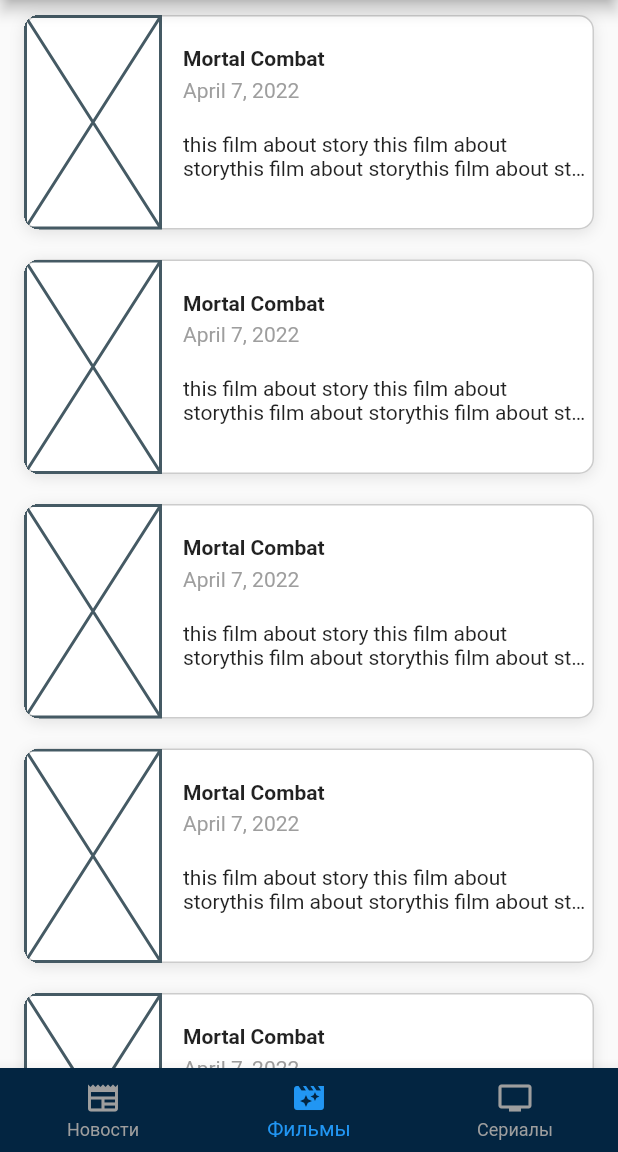
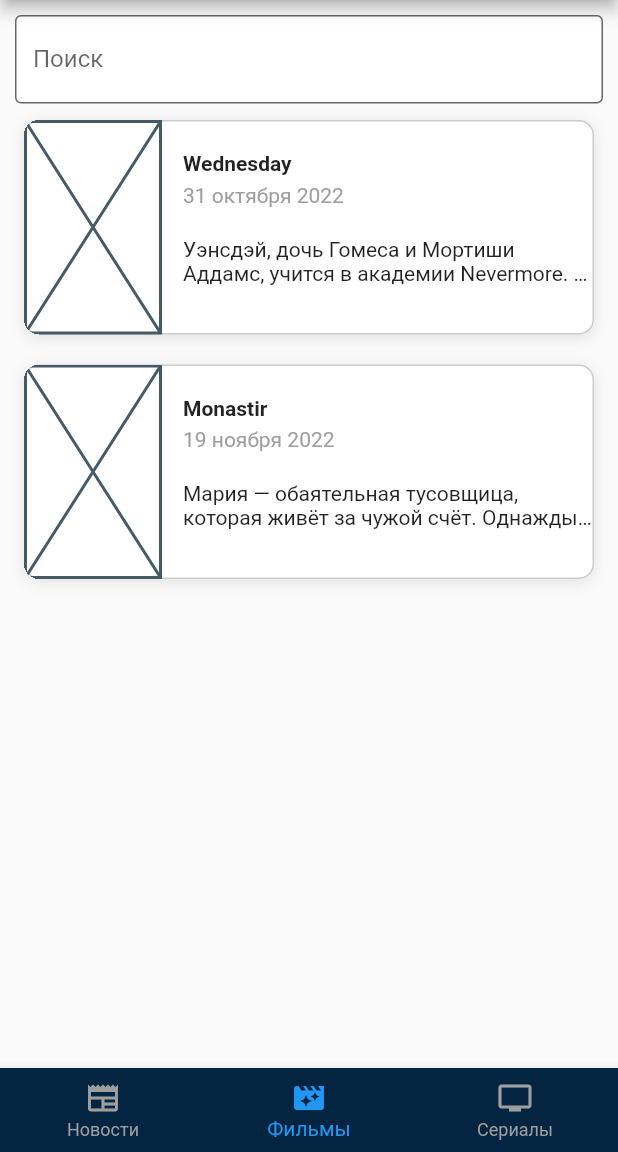
Before and after one commit to s1mplesanya/flutter_basics, a Flutter app: the MainScreenWidget screen opened by its route, item 2 of the bottom bar chosen, on a phone screen of 412 x 824 dp, the part 84-1236 px from its top. Run offline on Flutter 3.47's test engine with Material 2 defaults, Android fonts, the phone set to English and light mode, and no system bars.

Commit message:
add search movies

```diff
--- a/lib/widgets/main_screen/main_screen_widget.dart
+++ b/lib/widgets/main_screen/main_screen_widget.dart
@@ -19,20 +19,19 @@ class _MainScreenWidgetState extends State<MainScreenWidget> {
     });
   }
 
-  static const List<Widget> pages = <Widget>[
-    Text('Новости'),
-    MovieListWidget(),
-    Text('Сериалы'),
-  ];
-
   @override
   Widget build(BuildContext context) {
     return Scaffold(
       appBar: AppBar(
         title: const Text('TMDB'),
       ),
-      body: Center(
-        child: pages[_selectedPage],
+      body: IndexedStack(
+        index: _selectedPage,
+        children: [
+          Text('Новости'),
+          MovieListWidget(),
+          Text('Сериалы'),
+        ],
       ),
       bottomNavigationBar: BottomNavigationBar(
           currentIndex: _selectedPage,
--- a/lib/widgets/movie_list/movie_list_widget.dart
+++ b/lib/widgets/movie_list/movie_list_widget.dart
@@ -1,14 +1,76 @@
 import 'package:flutter/material.dart';
 
-class MovieListWidget extends StatelessWidget {
-  const MovieListWidget({super.key});
+class Movie {
+  final String imageName;
+  final String title;
+  final String time;
+  final String description;
+
+  Movie(
+      {required this.imageName,
+      required this.title,
+      required this.time,
+      required this.description});
+}
+
+class MovieListWidget extends StatefulWidget {
+  MovieListWidget({super.key});
+
+  @override
+  State<MovieListWidget> createState() => _MovieListWidgetState();
+}
+
+class _MovieListWidgetState extends State<MovieListWidget> {
+  final _movies = {
+    Movie(
+        imageName: 'image1',
+        title: 'Wednesday',
+        time: '31 октября 2022',
+        description:
+            'Уэнсдэй, дочь Гомеса и Мортиши Аддамс, учится в академии Nevermore. Ей предстоит освоить экстрасенсорные способности, чтобы остановить местного серийного убийцу и раскрыть тайну родителей.'),
+    Movie(
+        imageName: 'image1',
+        title: 'Monastir',
+        time: '19 ноября 2022',
+        description:
+            'Мария — обаятельная тусовщица, которая живёт за чужой счёт. Однажды в Эмиратах она едет в ночной клуб вместе с женой миллиардера, вечеринка выходит из-под контроля, и теперь Марии грозит тюрьма, её преследуют опасные люди, а счета оказываются заблокированы. Приходится бежать в Россию, но и дома она не в безопасности — и девушка укрывается в стенах монастыря.'),
+  };
+  var _filteredMovies = <Movie>[];
+
+  final _searchController = TextEditingController();
+
+  void _searchMovies() {
+    final query = _searchController.text;
+    if (query.isNotEmpty) {
+      _filteredMovies = _movies.where((Movie movie) {
+        return movie.title.toLowerCase().contains(query.toLowerCase());
+      }).toList();
+    } else {
+      _filteredMovies = _movies.toList();
+    }
+
+    setState(() {});
+  }
+
+  @override
+  void initState() {
+    super.initState();
+
+    _filteredMovies = _movies.toList();
+    _searchController.addListener(_searchMovies);
+  }
 
   @override
   Widget build(BuildContext context) {
-    return ListView.builder(
-      itemCount: 10,
+    return Stack(
+      children: [
+        ListView.builder(
+          keyboardDismissBehavior: ScrollViewKeyboardDismissBehavior.onDrag,
+          padding: const EdgeInsets.only(top: 70),
+          itemCount: _filteredMovies.length,
           itemExtent: 163,
           itemBuilder: (BuildContext context, int index) {
+            final movie = _filteredMovies.toList()[index];
             return Padding(
               padding: const EdgeInsets.symmetric(horizontal: 16, vertical: 10),
               child: Stack(
@@ -16,8 +78,10 @@ class MovieListWidget extends StatelessWidget {
                   Container(
                     decoration: BoxDecoration(
                         color: Colors.white,
-                    border: Border.all(color: Colors.black.withOpacity(0.2)),
-                    borderRadius: const BorderRadius.all(Radius.circular(10)),
+                        border:
+                            Border.all(color: Colors.black.withOpacity(0.2)),
+                        borderRadius:
+                            const BorderRadius.all(Radius.circular(10)),
                         boxShadow: [
                           BoxShadow(
                             color: Colors.black.withOpacity(0.1),
@@ -36,34 +100,35 @@ class MovieListWidget extends StatelessWidget {
                         Expanded(
                           child: Column(
                             crossAxisAlignment: CrossAxisAlignment.start,
-                        children: const [
-                          SizedBox(
+                            children: [
+                              const SizedBox(
                                 height: 20,
                               ),
                               Text(
-                            'Mortal Combat',
-                            style: TextStyle(fontWeight: FontWeight.bold),
+                                movie.title,
+                                style: const TextStyle(
+                                    fontWeight: FontWeight.bold),
                                 maxLines: 1,
                                 overflow: TextOverflow.ellipsis,
                               ),
-                          SizedBox(
+                              const SizedBox(
                                 height: 5,
                               ),
                               Text(
-                            'April 7, 2022',
-                            style: TextStyle(color: Colors.grey),
+                                movie.time,
+                                style: const TextStyle(color: Colors.grey),
                                 maxLines: 1,
                                 overflow: TextOverflow.ellipsis,
                               ),
-                          SizedBox(
+                              const SizedBox(
                                 height: 20,
                               ),
                               Text(
-                            'this film about story this film about storythis film about storythis film about storythis film about storythis film about storythis film about story',
+                                movie.description,
                                 maxLines: 2,
                                 overflow: TextOverflow.ellipsis,
                               ),
-                          SizedBox(
+                              const SizedBox(
                                 height: 10,
                               ),
                             ],
@@ -75,16 +140,27 @@ class MovieListWidget extends StatelessWidget {
                   Material(
                     color: Colors.transparent,
                     child: InkWell(
-                  borderRadius: BorderRadius.all(Radius.circular(10)),
-                  onTap: () {
-                    print('12212');
-                  },
+                      borderRadius: const BorderRadius.all(Radius.circular(10)),
+                      onTap: () {},
                     ),
                   )
                 ],
               ),
             );
           },
+        ),
+        Padding(
+          padding: const EdgeInsets.all(10.0),
+          child: TextField(
+            controller: _searchController,
+            decoration: InputDecoration(
+                labelText: 'Поиск',
+                filled: true,
+                fillColor: Colors.white.withAlpha(235),
+                border: const OutlineInputBorder()),
+          ),
+        ),
+      ],
     );
   }
 }
```
Lines whose indentation alone changed are shown as unchanged.
